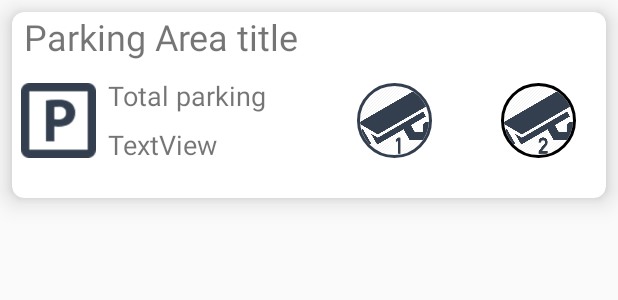
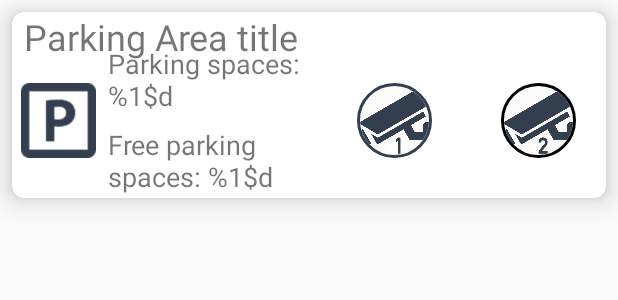
Before and after one commit to henriklarsson/Commuter-Parking-Android, an Android app: the layout parking_area_item.xml on its own in the app's theme, with its tools: preview values and no code run, on a phone screen of 412 x 824 dp. Shown: the top 300 px of the screen. Run offline under Robolectric (Android 15) with nearby library versions, the phone set to English and light mode, and no system bars.

Commit message:
Update strings

```diff
--- a/app/src/main/java/se/larsson/parking/views/ParkingAreaAdapter.kt
+++ b/app/src/main/java/se/larsson/parking/views/ParkingAreaAdapter.kt
@@ -29,11 +29,13 @@ class ParkingAreaAdapter (private var parkingLots: List<ParkingLot>, private val
             view.findViewById(R.id.parking_area_item_textview_number_of_parkings)
         val freeParkingSpacesTextView: TextView = view.findViewById(R.id.parking_area_item_textview_free_parkings)
         titleTextView.text = item.Name
-        numberOfParkingSpacesTextView.text = "Total spaces ${item.TotalCapacity}"
+        numberOfParkingSpacesTextView.text =
+            String.format(context.resources.getString(R.string.parking_area_parking_spaces), item.TotalCapacity)
         if (item.FreeSpaces == null){
             freeParkingSpacesTextView.visibility = View.GONE
         } else {
-            freeParkingSpacesTextView.text = "Free spaces ${item.FreeSpaces}"
+            freeParkingSpacesTextView.text =
+                String.format(context.resources.getString(R.string.parking_area_free_parking_spaces), item.FreeSpaces)
             freeParkingSpacesTextView.visibility = View.VISIBLE
         }
         cameraOne.visibility = View.GONE
--- a/app/src/main/java/se/larsson/parking/views/ParkingSpacesViewModel.kt
+++ b/app/src/main/java/se/larsson/parking/views/ParkingSpacesViewModel.kt
@@ -24,7 +24,7 @@ class ParkingSpacesViewModel: ViewModel() {
         } else {
             Log.d(TAG, "fetching new token")
             val oAuthService = HttpServices().getOAuthService()
-            val accessToken = oAuthService.getAccessToken()
+            val accessToken = oAuthService.getAccessTokenAsync()
             val tokenResponse = accessToken.await()
             return if (tokenResponse.isSuccessful){
                 token = tokenResponse.body()
@@ -48,7 +48,7 @@ class ParkingSpacesViewModel: ViewModel() {
             if (userLat != null && userLong != null){
                 distance = searchDistance
             }
-            val parkingSpacesResponse = parkingService.getParkings(authorization = "Bearer $it",
+            val parkingSpacesResponse = parkingService.getParkingSpacesAsync(authorization = "Bearer $it",
                     format = "json", lat = userLat, lon = userLong, dist = distance, max = max).await()
             parkingSpacesResponse.body()?.forEach { parkingAreas ->
                 Log.d(TAG, parkingAreas.toString())
--- a/app/src/main/res/layout/activity_main.xml
+++ b/app/src/main/res/layout/activity_main.xml
@@ -8,8 +8,6 @@
         android:layout_height="match_parent"
         android:background="@color/lightGray"
         tools:context=".views.ParkingSpacesActivity">
-
-    <include layout="@layout/content_main"/>
 
     <android.support.design.widget.FloatingActionButton
             android:id="@+id/fab"
@@ -26,6 +24,7 @@
             android:id="@+id/background_imageview"
             android:layout_width="match_parent"
             android:layout_height="match_parent"
+            android:contentDescription="@string/parking_empty_view"
             android:background="@drawable/parking_empty_view"/>
 
 </android.support.design.widget.CoordinatorLayout>
--- a/app/src/main/res/layout/parking_area_item.xml
+++ b/app/src/main/res/layout/parking_area_item.xml
@@ -25,42 +25,39 @@
 				android:layout_height="50dp"
 				android:layout_width="50dp"
 				android:id="@+id/parking_area_item_imageview_parking"
-
 				android:contentDescription="@string/parking_area_title"
 				android:cropToPadding="false"
 				android:adjustViewBounds="true"
-
 				app:layout_constraintBottom_toBottomOf="parent"
 				app:layout_constraintVertical_bias="0.0"
 				app:srcCompat="@drawable/parking_icon_96"
 				app:layout_constraintStart_toStartOf="parent"
 				app:layout_constraintTop_toBottomOf="@+id/parking_area_item_textview_title"
 				app:layout_constraintEnd_toStartOf="@+id/parking_area_item_textview_number_of_parkings"
-				android:layout_marginStart="8dp" android:layout_marginTop="8dp"
+				android:layout_marginStart="8dp"
+				android:layout_marginTop="8dp"
 				card_view:layout_constraintTop_toTopOf="@+id/guideline5"
 				card_view:layout_constraintBottom_toTopOf="@+id/guideline5"/>
 		<TextView
 				android:id="@+id/parking_area_item_textview_number_of_parkings"
-				android:text="Total parking"
+				android:text="@string/parking_area_parking_spaces"
 				android:layout_width="142dp"
 				android:layout_height="wrap_content"
 				android:textSize="18sp"
 				app:layout_constraintStart_toEndOf="@+id/parking_area_item_imageview_parking"
-
 				android:layout_marginBottom="4dp" card_view:layout_constraintBottom_toTopOf="@+id/guideline5"
 				card_view:layout_constraintEnd_toStartOf="@+id/guideline"
 				android:layout_marginStart="8dp"/>
 		<TextView
 				android:id="@+id/parking_area_item_textview_free_parkings"
-				android:text="TextView"
+				android:text="@string/parking_area_free_parking_spaces"
 				android:layout_width="0dp"
 				android:layout_height="wrap_content"
 				android:textSize="18sp"
 				card_view:layout_constraintEnd_toStartOf="@+id/guideline"
 				card_view:layout_constraintStart_toEndOf="@+id/parking_area_item_imageview_parking"
 				android:layout_marginStart="8dp" android:layout_marginTop="4dp"
-				card_view:layout_constraintTop_toTopOf="@+id/guideline5"
-		/>
+				card_view:layout_constraintTop_toTopOf="@+id/guideline5"/>
 		<de.hdodenhof.circleimageview.CircleImageView
 				xmlns:app="http://schemas.android.com/apk/res-auto"
 				android:id="@+id/parking_area_item_imageview_camera_one"
@@ -103,8 +100,7 @@
 											  card_view:layout_constraintStart_toStartOf="parent"
 											  android:layout_marginStart="306dp"
 											  card_view:layout_constraintEnd_toEndOf="parent"
-											  android:layout_marginEnd="102dp"
-		/>
+											  android:layout_marginEnd="102dp"/>
 		<android.support.constraint.Guideline android:layout_width="wrap_content" android:layout_height="wrap_content"
 											  android:id="@+id/guideline5" card_view:layout_constraintGuide_begin="72dp"
 											  android:orientation="horizontal"/>
--- a/app/src/main/res/values/strings.xml
+++ b/app/src/main/res/values/strings.xml
@@ -2,4 +2,9 @@
     <string name="app_name">Parking</string>
     <string name="action_settings">Settings</string>
     <string name="parking_area_title">Parking Area title</string>
+	<string name="parking_empty_view">Loading image view</string>
+	<string name="dialog_background_image">Dialog background</string>
+	<string name="parking_area_parking_spaces">Parking spaces: %1$d </string>
+	<string name="parking_area_free_parking_spaces">Free parking spaces: %1$d </string>
+
 </resources>
```
Also changed, not shown: app/src/main/java/se/larsson/parking/network/ParkingService.kt (+7 -7 lines), app/src/main/res/layout/image_dialog.xml (+11 -6 lines).
